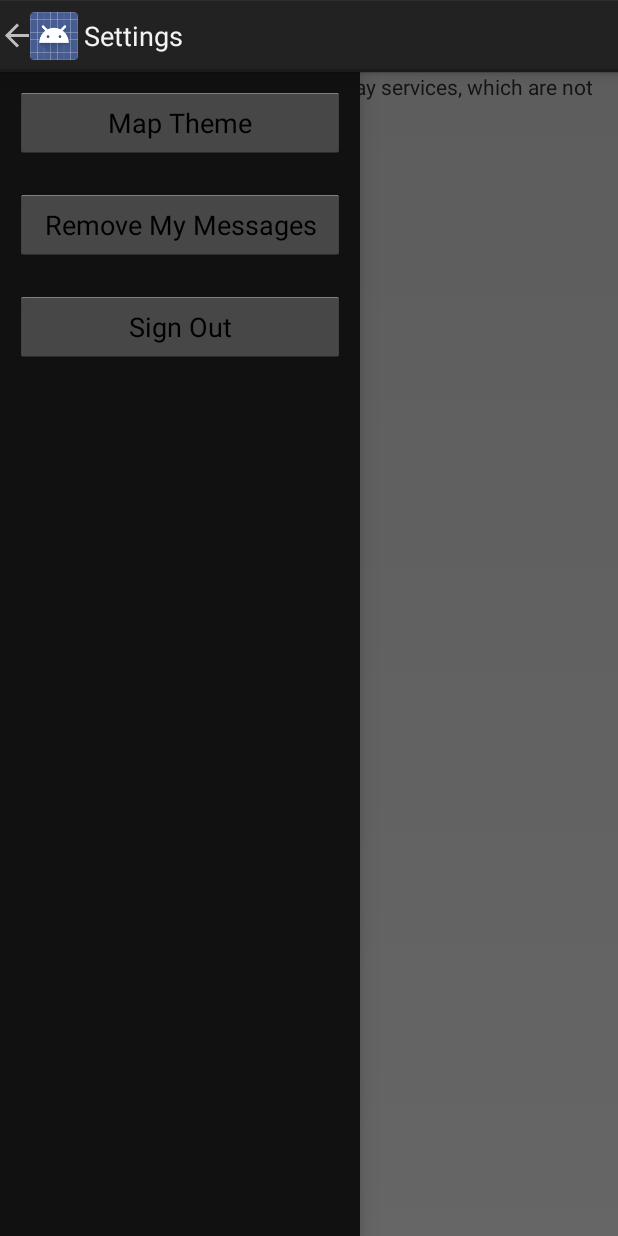
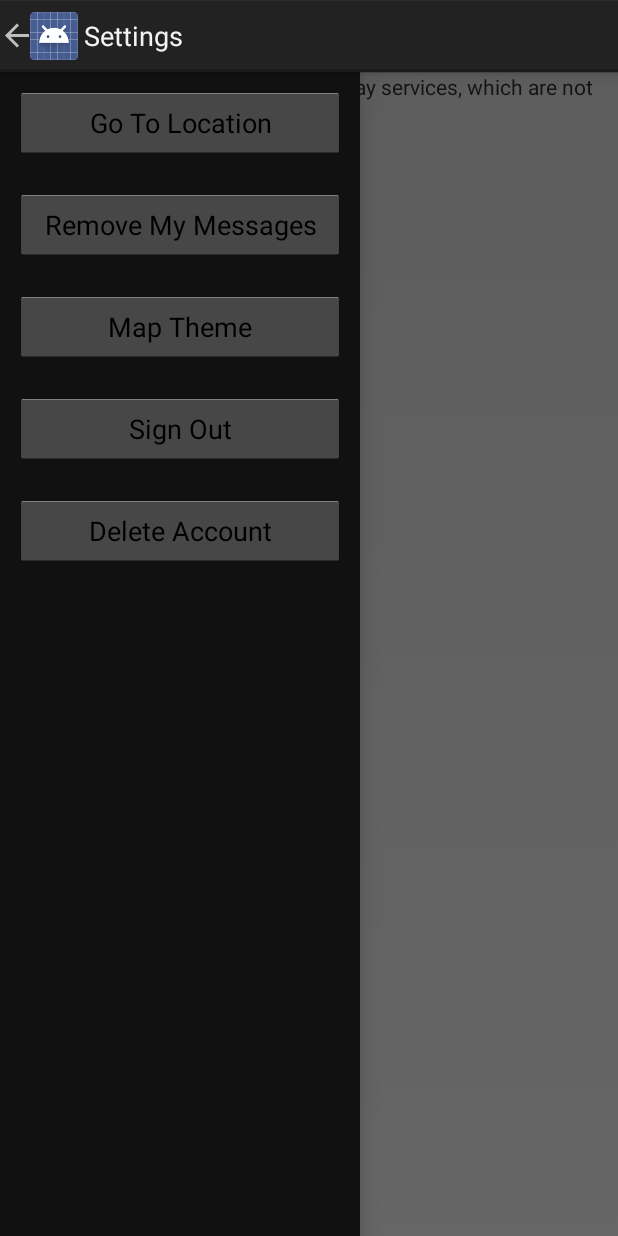
Before and after one commit to jipson7/MapChat, an Android app: the MainActivity screen opened directly, with no data from a screen before it, with the side drawer open, on a phone screen of 412 x 824 dp. Run offline under Robolectric (Android 15) with nearby library versions, the phone set to English and light mode, and no system bars; our stand-ins replace Firebase (no records; nobody signed in at launch, a user with empty details on screens opened directly); libraries missing offline, so code that uses them is left out: android.support.v13, com.firebase.ui.

Commit message:
Implement account deletion and add drawer button for location goto

```diff
--- a/app/src/main/res/layout/drawer.xml
+++ b/app/src/main/res/layout/drawer.xml
@@ -3,6 +3,20 @@
               android:orientation="vertical"
               android:layout_width="match_parent"
               android:layout_height="match_parent">
+
+    <Button
+        android:layout_margin="10dp"
+        android:text="@string/drawer_go_to_location"
+        android:layout_width="match_parent"
+        android:layout_height="wrap_content"
+        android:onClick="goToLocation"/>
+
+    <Button
+        android:layout_margin="10dp"
+        android:text="@string/drawer_delete_messages"
+        android:layout_width="match_parent"
+        android:layout_height="wrap_content"
+        android:onClick="deleteMessages"/>
 
     <Button
         android:layout_margin="10dp"
@@ -13,15 +27,15 @@
 
     <Button
         android:layout_margin="10dp"
-        android:text="@string/drawer_delete_messages"
-        android:layout_width="match_parent"
-        android:layout_height="wrap_content"
-        android:onClick="deleteMessages"/>
-
-    <Button
-        android:layout_margin="10dp"
         android:text="@string/drawer_sign_out"
         android:layout_width="match_parent"
         android:layout_height="wrap_content"
         android:onClick="signOut"/>
+
+    <Button
+        android:layout_margin="10dp"
+        android:text="@string/drawer_delete_account"
+        android:layout_width="match_parent"
+        android:layout_height="wrap_content"
+        android:onClick="deleteAccount"/>
 </LinearLayout>
--- a/app/src/main/res/values/strings.xml
+++ b/app/src/main/res/values/strings.xml
@@ -7,14 +7,18 @@
     <string name="toast_no_internet">Unable to sign in without Internet</string>
     <string name="toast_unexpected_error">An Unknown Error Occured</string>
     <string name="toast_signout_success">Signed out successfully.</string>
+    <string name="toast_delete_success">Account deleted successfully.</string>
+    <string name="toast_delete_failed">Failed to delete account.</string>
 
     <!-- Drawer -->
     <string name="drawer_title">Settings</string>
     <string name="drawer_open">Open</string>
     <string name="drawer_closed">Closed</string>
+    <string name="drawer_go_to_location">Go To Location</string>
     <string name="drawer_map_theme">Map Theme</string>
     <string name="drawer_delete_messages">Remove My Messages</string>
     <string name="drawer_sign_out">Sign Out</string>
+    <string name="drawer_delete_account">Delete Account</string>
 
     <!-- Map Fragment -->
     <string name="map_fragment_toast_delete_error">Cannot delete another user\'s message.</string>
```
Also changed, not shown: app/src/main/java/ca/uoit/caleb/wildviper/MainActivity.java (+37 -3 lines).
